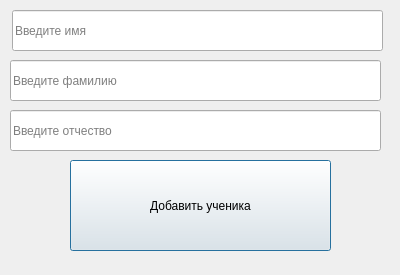
Above: secondinputform.ui from Near8954/library_system before the change. Below: the same form after it.
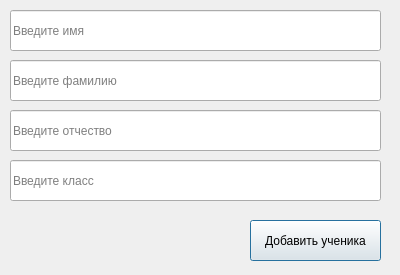
That is the form after the change.

The edit to the form file:
```diff
--- a/secondinputform.ui
+++ b/secondinputform.ui
@@ -16,10 +16,10 @@
   <widget class="QPushButton" name="pushButton">
    <property name="geometry">
     <rect>
-     <x>70</x>
-     <y>160</y>
-     <width>261</width>
-     <height>91</height>
+     <x>250</x>
+     <y>220</y>
+     <width>131</width>
+     <height>41</height>
     </rect>
    </property>
    <property name="text">
@@ -29,7 +29,7 @@
   <widget class="QLineEdit" name="lineEdit">
    <property name="geometry">
     <rect>
-     <x>12</x>
+     <x>10</x>
      <y>10</y>
      <width>371</width>
      <height>41</height>
@@ -65,6 +65,19 @@
     <string>Введите отчество</string>
    </property>
   </widget>
+  <widget class="QLineEdit" name="lineEdit_4">
+   <property name="geometry">
+    <rect>
+     <x>10</x>
+     <y>160</y>
+     <width>371</width>
+     <height>41</height>
+    </rect>
+   </property>
+   <property name="placeholderText">
+    <string>Введите класс</string>
+   </property>
+  </widget>
  </widget>
  <resources/>
  <connections/>
```
